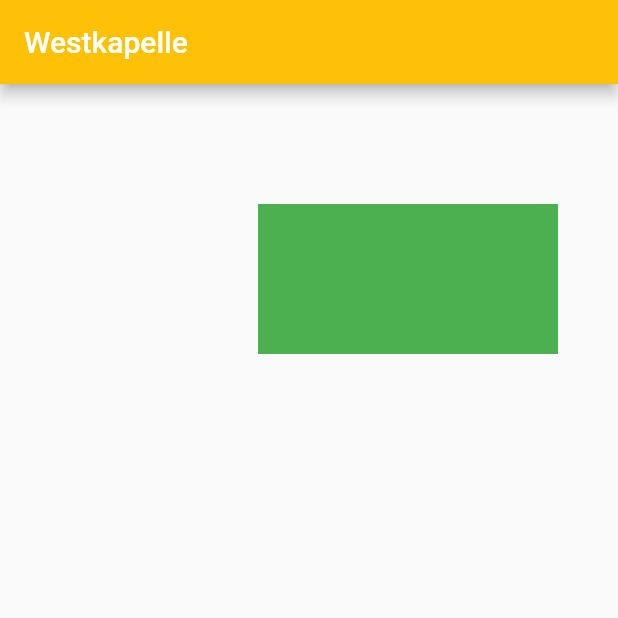
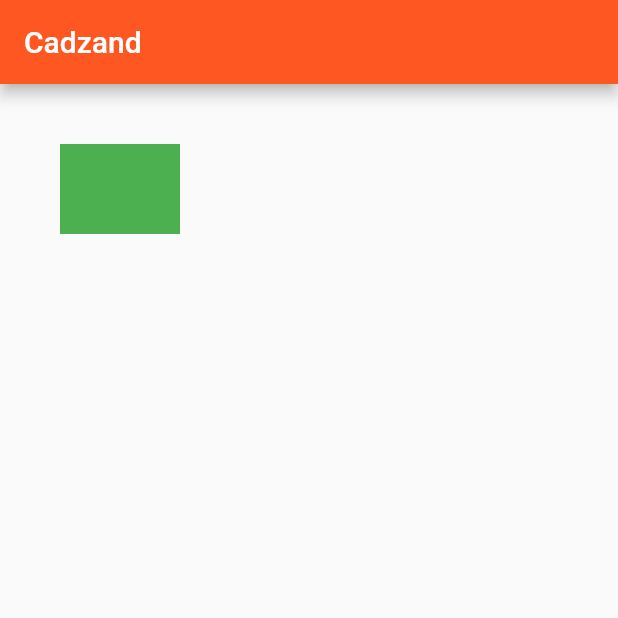
Before and after one commit to spkersten/flutter_coast, a Flutter app: the screen it shows after launch, on a phone screen of 412 x 824 dp, the top half of it. Run offline on Flutter 3.47's test engine with Material 2 defaults, Android fonts, the phone set to English and light mode, and no system bars.

```diff
--- a/lib/src/coast.dart
+++ b/lib/src/coast.dart
@@ -40,6 +40,12 @@ class Coast extends StatefulWidget {
 }
 
 class CoastController {
+  CoastController({initialPage = 0})
+      : _pageController =
+            PageController(keepPage: true, initialPage: initialPage);
+
+  final _pageController;
+
   double? get beach => _pageController.page;
 
   void dispose() {
@@ -54,8 +60,6 @@ class CoastController {
     await _pageController.animateToPage(beach,
         duration: duration, curve: curve);
   }
-
-  final _pageController = PageController(keepPage: true, initialPage: 1);
 }
 
 class CoastState extends State<Coast> {
```
